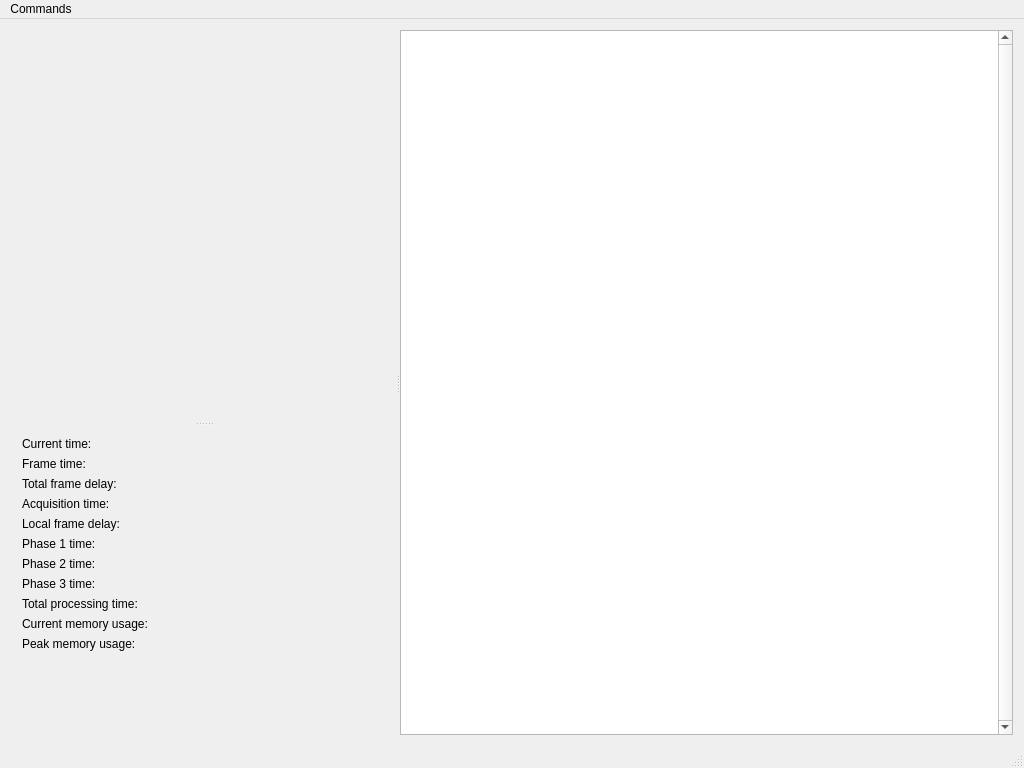
First picture: the form in qt/Subtracker/mainwindow.ui, repository subotto/subtracker, before the edit.
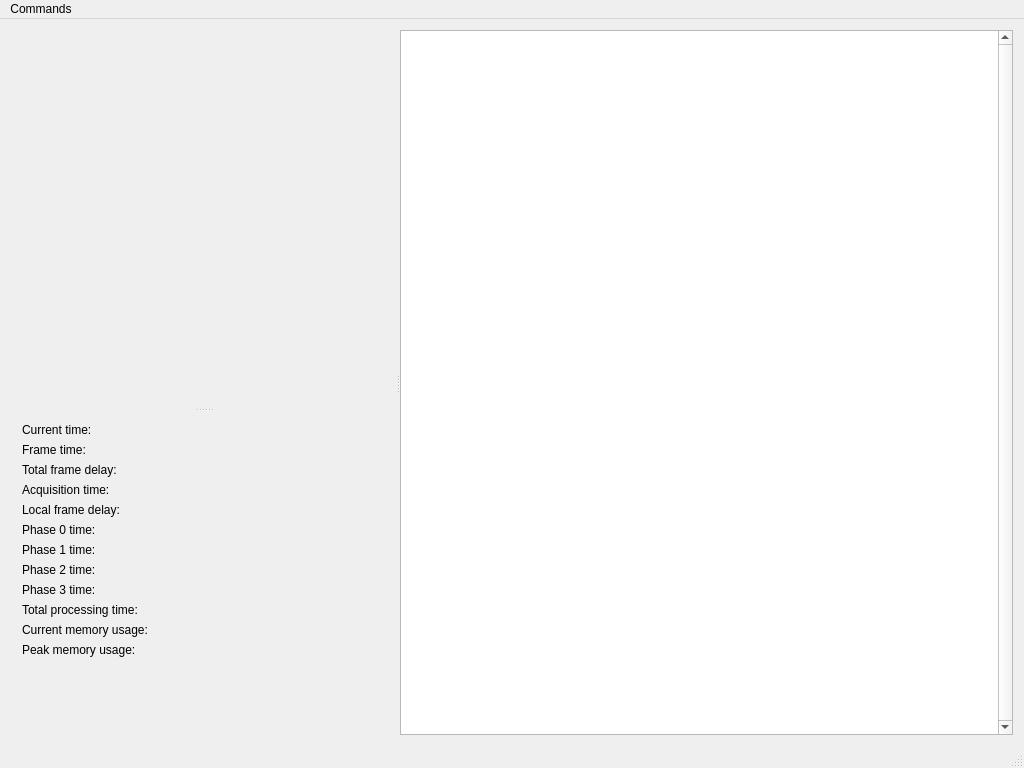
Second picture: the form after the edit. Custom widgets are drawn as their Qt base class.

Commit message: Add phase0 and move JPEG decoding into it.

The edit to the form file:
```diff
--- a/qt/Subtracker/mainwindow.ui
+++ b/qt/Subtracker/mainwindow.ui
@@ -116,90 +116,104 @@
            </property>
           </widget>
          </item>
-         <item row="5" column="0">
+         <item row="6" column="0">
           <widget class="QLabel" name="label_5">
            <property name="text">
             <string>Phase 1 time:</string>
            </property>
           </widget>
          </item>
-         <item row="5" column="1">
+         <item row="6" column="1">
           <widget class="QLabel" name="phase1Time">
            <property name="text">
             <string/>
            </property>
           </widget>
          </item>
-         <item row="6" column="0">
+         <item row="7" column="0">
           <widget class="QLabel" name="label_8">
            <property name="text">
             <string>Phase 2 time:</string>
            </property>
           </widget>
          </item>
-         <item row="6" column="1">
+         <item row="7" column="1">
           <widget class="QLabel" name="phase2Time">
            <property name="text">
             <string/>
            </property>
           </widget>
          </item>
-         <item row="7" column="0">
+         <item row="8" column="0">
           <widget class="QLabel" name="label_10">
            <property name="text">
             <string>Phase 3 time:</string>
            </property>
           </widget>
          </item>
-         <item row="7" column="1">
+         <item row="8" column="1">
           <widget class="QLabel" name="phase3Time">
            <property name="text">
             <string/>
            </property>
           </widget>
          </item>
-         <item row="8" column="0">
+         <item row="9" column="0">
           <widget class="QLabel" name="label_7">
            <property name="text">
             <string>Total processing time:</string>
            </property>
           </widget>
          </item>
-         <item row="8" column="1">
+         <item row="9" column="1">
           <widget class="QLabel" name="totalProcessingTime">
            <property name="text">
             <string/>
            </property>
           </widget>
          </item>
-         <item row="9" column="0">
+         <item row="10" column="0">
           <widget class="QLabel" name="label_9">
            <property name="text">
             <string>Current memory usage:</string>
            </property>
           </widget>
          </item>
-         <item row="9" column="1">
+         <item row="10" column="1">
           <widget class="QLabel" name="currentMem">
            <property name="text">
             <string/>
            </property>
           </widget>
          </item>
-         <item row="10" column="0">
+         <item row="11" column="0">
           <widget class="QLabel" name="label_12">
            <property name="text">
             <string>Peak memory usage:</string>
            </property>
           </widget>
          </item>
-         <item row="10" column="1">
+         <item row="11" column="1">
           <widget class="QLabel" name="peakMem">
            <property name="text">
             <string/>
            </property>
           </widget>
          </item>
+         <item row="5" column="0">
+          <widget class="QLabel" name="label_11">
+           <property name="text">
+            <string>Phase 0 time:</string>
+           </property>
+          </widget>
+         </item>
+         <item row="5" column="1">
+          <widget class="QLabel" name="phase0Time">
+           <property name="text">
+            <string/>
+           </property>
+          </widget>
+         </item>
         </layout>
        </widget>
       </widget>
```
The commit also changes 7 other files.
